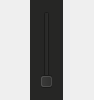
Yupureki-code/MusicPlayer, file MusicPlayer/VolumePopup.ui: the form before one commit.
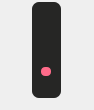
The form after the commit.

```diff
--- a/MusicPlayer/VolumePopup.ui
+++ b/MusicPlayer/VolumePopup.ui
@@ -7,25 +7,90 @@
     <x>0</x>
     <y>0</y>
     <width>94</width>
-    <height>100</height>
+    <height>110</height>
    </rect>
   </property>
   <property name="minimumSize">
    <size>
-    <width>0</width>
-    <height>100</height>
+    <width>33</width>
+    <height>110</height>
    </size>
   </property>
   <property name="maximumSize">
    <size>
-    <width>16777215</width>
-    <height>100</height>
+    <width>94</width>
+    <height>110</height>
    </size>
   </property>
   <property name="windowTitle">
    <string>VolumePopup</string>
   </property>
-  <layout class="QHBoxLayout" name="horizontalLayout">
+  <property name="styleSheet">
+   <string notr="true">#body {
+    border: 4px solid transparent;
+    border-radius: 9px;
+}
+
+QSlider {
+    background: transparent;
+}
+
+QSlider::groove:vertical {
+    background: transparent;
+    border: none;
+    width: 4px;
+}
+
+QSlider::sub-page:vertical {
+    background: transparent;
+    border-radius: 3px;
+}
+
+QSlider::add-page:vertical {
+    background: qlineargradient(
+        x1:0, y1:0, x2:0, y2:1,
+        stop:0 #FF6B8A,
+        stop:0.5 #9C27B0,
+        stop:1 #4FC3F7
+    );
+    border-radius: 3px;
+}
+
+QSlider::handle:vertical {
+    background: #FF6B8A;
+    border: none;
+    width: 6px;
+    height: 9px;
+    margin: 0px -3px 0px -3px;
+    border-radius: 4px;
+}
+</string>
+  </property>
+  <widget class="QWidget" name="body" native="true">
+   <property name="geometry">
+    <rect>
+     <x>30</x>
+     <y>0</y>
+     <width>33</width>
+     <height>100</height>
+    </rect>
+   </property>
+   <property name="minimumSize">
+    <size>
+     <width>33</width>
+     <height>100</height>
+    </size>
+   </property>
+   <property name="maximumSize">
+    <size>
+     <width>33</width>
+     <height>100</height>
+    </size>
+   </property>
+   <property name="styleSheet">
+    <string notr="true">background-color: #262625;</string>
+   </property>
+   <layout class="QHBoxLayout" name="horizontalLayout_2">
    <property name="spacing">
     <number>0</number>
    </property>
@@ -42,25 +107,22 @@
     <number>0</number>
    </property>
    <item>
-    <widget class="QWidget" name="body" native="true">
-     <property name="minimumSize">
-      <size>
-       <width>33</width>
-       <height>100</height>
-      </size>
-     </property>
-     <property name="maximumSize">
-      <size>
-       <width>33</width>
-       <height>100</height>
-      </size>
-     </property>
-     <property name="styleSheet">
-      <string notr="true">background-color: #262625;</string>
-     </property>
-     <layout class="QHBoxLayout" name="horizontalLayout_2">
-      <item>
        <widget class="QSlider" name="slider">
+      <property name="minimumSize">
+       <size>
+        <width>0</width>
+        <height>80</height>
+       </size>
+      </property>
+      <property name="maximumSize">
+       <size>
+        <width>16777215</width>
+        <height>80</height>
+       </size>
+      </property>
+      <property name="value">
+       <number>20</number>
+      </property>
         <property name="orientation">
          <enum>Qt::Orientation::Vertical</enum>
         </property>
@@ -68,8 +130,6 @@
       </item>
      </layout>
     </widget>
-   </item>
-  </layout>
  </widget>
  <layoutdefault spacing="6" margin="11"/>
  <resources/>
```
Lines whose indentation alone changed are shown as unchanged.
